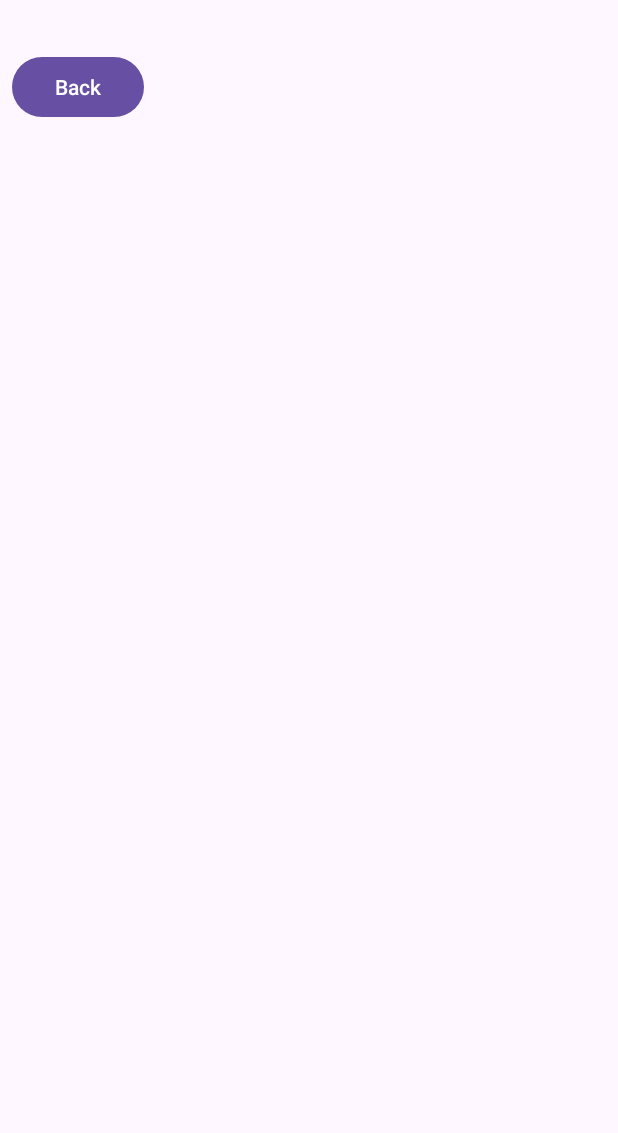
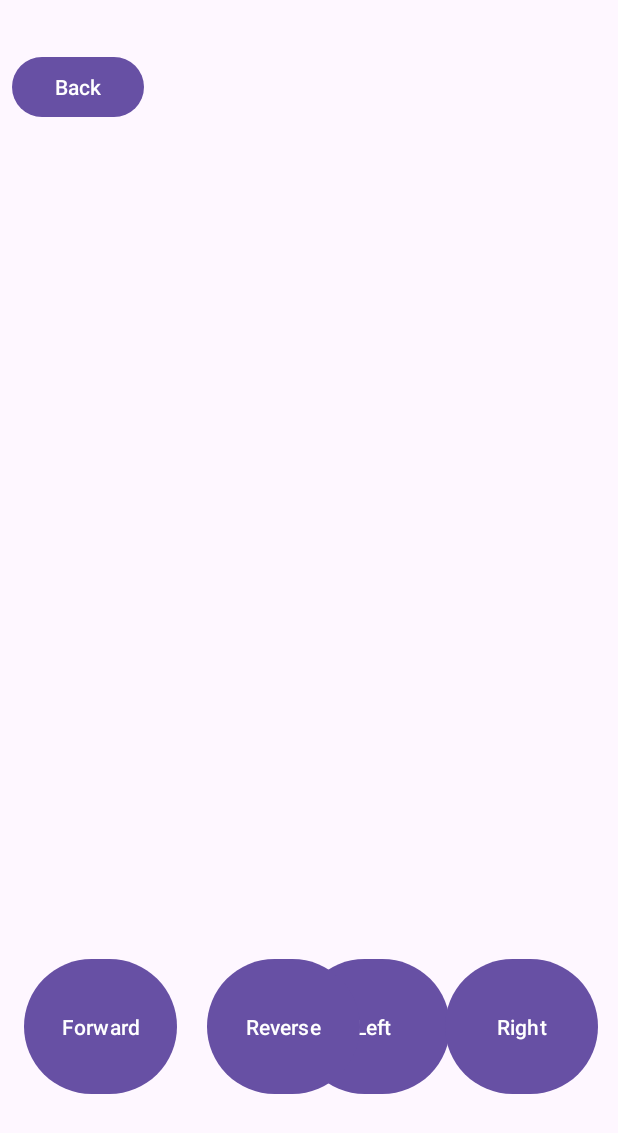
Before and after one commit to Claudiu0707/car-controller, an Android app: the DriverModeActivity screen opened directly, with no data from a screen before it, on a phone screen of 412 x 824 dp. Shown: the top 1133 px of the screen. Run offline under Robolectric (Android 15) with nearby library versions, the phone set to English and light mode, and no system bars; network calls fail; 4 statements that could not run were skipped.

Commit message:
all basic controls created

```diff
--- a/app/src/main/java/com/example/carcontroller/DriverModeActivity.java
+++ b/app/src/main/java/com/example/carcontroller/DriverModeActivity.java
@@ -1,8 +1,12 @@
 package com.example.carcontroller;
 
+import android.annotation.SuppressLint;
 import android.bluetooth.BluetoothDevice;
 import android.bluetooth.BluetoothSocket;
+import android.content.Intent;
 import android.os.Bundle;
+import android.view.MotionEvent;
+import android.widget.Button;
 
 import androidx.activity.EdgeToEdge;
 import androidx.appcompat.app.AppCompatActivity;
@@ -12,11 +16,17 @@ import androidx.core.view.WindowInsetsCompat;
 
 import java.util.List;
 
+
 public class DriverModeActivity extends AppCompatActivity {
     private static final String TAG = "DriverModeActivityTAG";
     DevicesConnected devicesConnected = DevicesConnected.getInstance();
-    BluetoothDevice car = null;
+    BluetoothDevice carDevice = null;
 
+    Button backButton;
+
+    Button forwardButton, reverseButton, steerLeftButton, steerRightButton;
+
+    @SuppressLint("ClickableViewAccessibility")
     @Override
     protected void onCreate (Bundle savedInstanceState) {
         super.onCreate(savedInstanceState);
@@ -29,20 +39,69 @@ public class DriverModeActivity extends AppCompatActivity {
         });
 
         if (!devicesConnected.getDevices().isEmpty()) {
-            car = devicesConnected.getDevices().get(0);
+            carDevice = devicesConnected.getDevices().get(0);
         }
+
+        List<BluetoothDevice> deviceList = devicesConnected.getDevices();
+        BluetoothService service = new BluetoothService();
+        BluetoothSocket socket = devicesConnected.getSocket(carDevice);
+        service.initializeStream(socket);
+
+        // Buttons initialization
+        backButton = (Button) findViewById(R.id.backButton2);
+
+        forwardButton = (Button) findViewById(R.id.forwardButton);
+        reverseButton = (Button) findViewById(R.id.reverseButton);
+        steerLeftButton = (Button) findViewById(R.id.steerLeftButton);
+        steerRightButton = (Button) findViewById(R.id.steerRightButton);
+        // ---------------- BUTTON ONCLICK LISTENERS ----------------
+        backButton.setOnClickListener(v -> {
+            launchActivityMain();
+        });
+        forwardButton.setOnTouchListener((view, motionEvent) -> {
+            if (motionEvent.getAction() == MotionEvent.ACTION_DOWN) {
+                service.write("D1");
+                return true;
+            } else if (motionEvent.getAction() == MotionEvent.ACTION_UP || motionEvent.getAction() == MotionEvent.ACTION_CANCEL) {
+                service.write("D0");
+                return true;
+            }
+            return false;
+        });
+        reverseButton.setOnTouchListener((view, motionEvent) -> {
+            if (motionEvent.getAction() == MotionEvent.ACTION_DOWN) {
+                service.write("D2");
+                return true;
+            } else if (motionEvent.getAction() == MotionEvent.ACTION_UP || motionEvent.getAction() == MotionEvent.ACTION_CANCEL) {
+                service.write("D0");
+                return true;
+            }
+            return false;
+        });
+        steerLeftButton.setOnTouchListener((view, motionEvent) -> {
+            if (motionEvent.getAction() == MotionEvent.ACTION_DOWN) {
+                service.write("D3");
+                return true;
+            } else if (motionEvent.getAction() == MotionEvent.ACTION_UP || motionEvent.getAction() == MotionEvent.ACTION_CANCEL) {
+                service.write("D0");
+                return true;
+            }
+            return false;
+        });
+        steerRightButton.setOnTouchListener((view, motionEvent) -> {
+            if (motionEvent.getAction() == MotionEvent.ACTION_DOWN) {
+                service.write("D4");
+                return true;
+            } else if (motionEvent.getAction() == MotionEvent.ACTION_UP || motionEvent.getAction() == MotionEvent.ACTION_CANCEL) {
+                service.write("D0");
+                return true;
+            }
+            return false;
+        });
     }
 
-
-   /* public void sendData () {
-        List<BluetoothDevice> deviceList = devicesConnected.getDevices();
-        BluetoothService service = new BluetoothService();
-        if (!deviceList.isEmpty()) {
-            for (BluetoothDevice device: deviceList){
-                BluetoothSocket socket = devicesConnected.getSocket(device);
-                service.initializeStream(socket);
-                service.write("D1");
-            }
-        }
-    }*/
+    private void launchActivityMain () {
+        Intent intent = new Intent(this, MainActivity.class);
+        startActivity(intent);
+    }
 }
--- a/app/src/main/res/layout/activity_driver_mode.xml
+++ b/app/src/main/res/layout/activity_driver_mode.xml
@@ -18,4 +18,50 @@
         app:layout_constraintStart_toStartOf="parent"
         app:layout_constraintTop_toTopOf="parent"
         app:layout_constraintVertical_bias="0.044" />
+
+    <Button
+        android:id="@+id/forwardButton"
+        android:layout_width="102dp"
+        android:layout_height="98dp"
+        android:layout_marginStart="16dp"
+        android:text="Forward"
+        app:layout_constraintBottom_toBottomOf="parent"
+        app:layout_constraintStart_toStartOf="parent"
+        app:layout_constraintTop_toTopOf="parent"
+        app:layout_constraintVertical_bias="0.875" />
+
+    <Button
+        android:id="@+id/steerLeftButton"
+        android:layout_width="102dp"
+        android:layout_height="98dp"
+        android:text="Left"
+        app:layout_constraintBottom_toBottomOf="parent"
+        app:layout_constraintEnd_toStartOf="@+id/steerRightButton"
+        app:layout_constraintHorizontal_bias="0.938"
+        app:layout_constraintStart_toEndOf="@+id/reverseButton"
+        app:layout_constraintTop_toTopOf="parent"
+        app:layout_constraintVertical_bias="0.875" />
+
+    <Button
+        android:id="@+id/reverseButton"
+        android:layout_width="102dp"
+        android:layout_height="98dp"
+        android:layout_marginStart="20dp"
+        android:text="Reverse"
+        app:layout_constraintBottom_toBottomOf="parent"
+        app:layout_constraintStart_toEndOf="@+id/forwardButton"
+        app:layout_constraintTop_toTopOf="parent"
+        app:layout_constraintVertical_bias="0.875" />
+
+    <Button
+        android:id="@+id/steerRightButton"
+        android:layout_width="102dp"
+        android:layout_height="98dp"
+        android:text="Right"
+        app:layout_constraintBottom_toBottomOf="parent"
+        app:layout_constraintEnd_toEndOf="parent"
+        app:layout_constraintHorizontal_bias="0.957"
+        app:layout_constraintStart_toStartOf="parent"
+        app:layout_constraintTop_toTopOf="parent"
+        app:layout_constraintVertical_bias="0.875" />
 </androidx.constraintlayout.widget.ConstraintLayout>
```
Also changed, not shown: app/src/main/java/com/example/carcontroller/MainActivity.java (+18 -20 lines), app/src/main/res/layout/activity_main.xml (+6 -6 lines).
